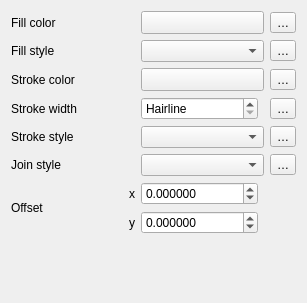
Qt form src/ui/symbollayer/widget_simplefill.ui (qgis/QGIS) before a commit.
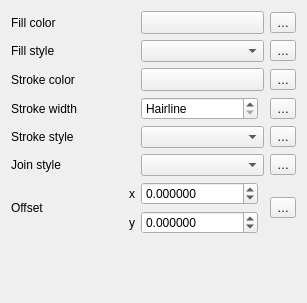
The same form after that commit. Custom widgets are drawn as their Qt base class.

Commit message:
[FEATURE][symbology] Allow data-defined offset for fill symbol layers
Any fill symbol layer which supports offsetting polygons (i.e. simple
fills, raster image fills, shapeburst and gradent fills) now allows
for data-defined offsets

What changed in the file:
```diff
--- a/src/ui/symbollayer/widget_simplefill.ui
+++ b/src/ui/symbollayer/widget_simplefill.ui
@@ -337,6 +337,13 @@
      </item>
     </layout>
    </item>
+   <item row="7" column="5">
+    <widget class="QgsPropertyOverrideButton" name="mOffsetDDBtn">
+     <property name="text">
+      <string>…</string>
+     </property>
+    </widget>
+   </item>
   </layout>
  </widget>
  <customwidgets>
```
The commit also changes 12 other files.
